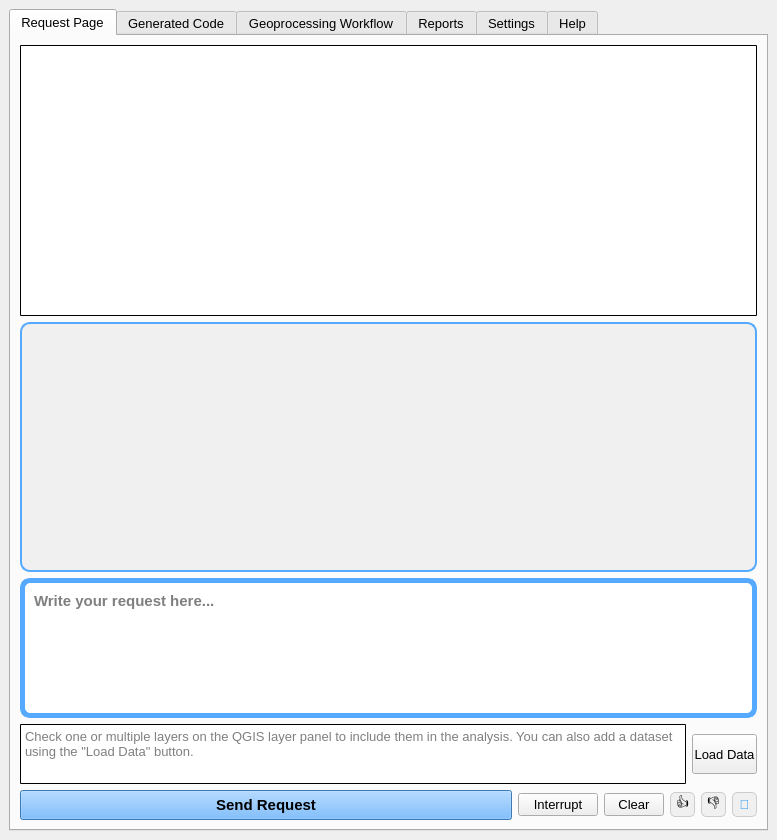
Qt form SpatialAnalysisAgent_dockwidget_base.ui (lynn16t/GISCopilot) before a commit.
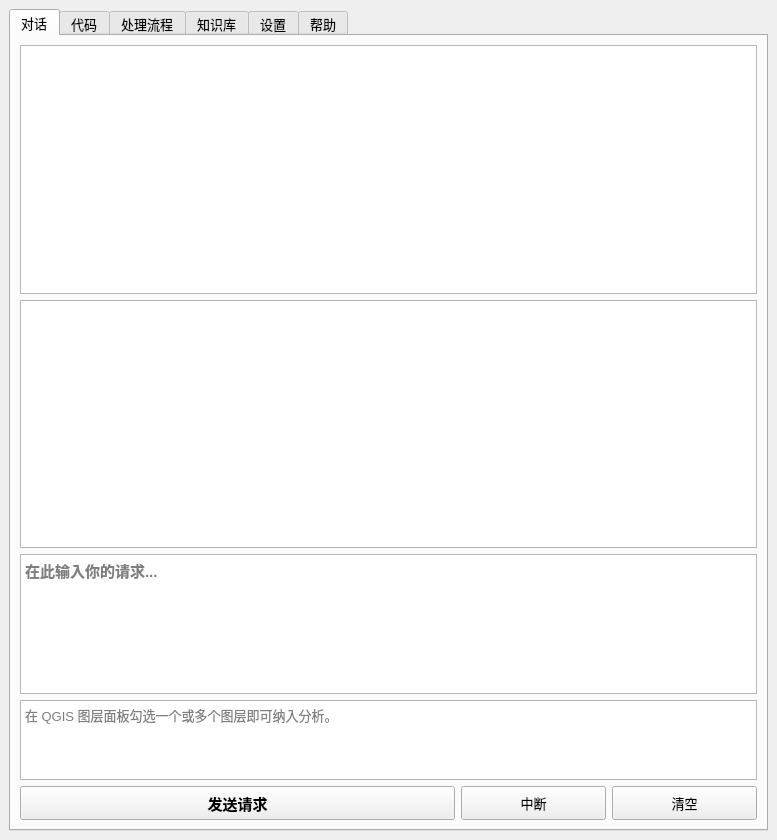
The same form after that commit. The open tabs and pages were chosen to show the change. Icons and pictures are not drawn. Custom widgets are drawn as their Qt base class.

Patch:
```diff
--- a/SpatialAnalysisAgent_dockwidget_base.ui
+++ b/SpatialAnalysisAgent_dockwidget_base.ui
@@ -74,7 +74,7 @@
         </font>
        </property>
        <attribute name="title">
-        <string>Request Page</string>
+        <string>对话</string>
        </attribute>
        <layout class="QGridLayout" name="gridLayout">
         <item row="2" column="0" rowspan="2">
@@ -104,39 +104,8 @@
               <pointsize>10</pointsize>
              </font>
             </property>
-            <property name="styleSheet">
-             <string notr="true">
-border: 0.5px solid #000000; /* light blue border */
-border-radius: 1px; /* rounded corners */
-color: #000000; /* black text */
-</string>
-            </property>
             <property name="placeholderText">
-             <string>Check one or multiple layers on the QGIS layer panel to include them in the analysis. You can also add a dataset using the &quot;Load Data&quot; button. </string>
-            </property>
-           </widget>
-          </item>
-          <item>
-           <widget class="QPushButton" name="loadData">
-            <property name="minimumSize">
-             <size>
-              <width>0</width>
-              <height>0</height>
-             </size>
-            </property>
-            <property name="maximumSize">
-             <size>
-              <width>65</width>
-              <height>40</height>
-             </size>
-            </property>
-            <property name="font">
-             <font>
-              <pointsize>10</pointsize>
-             </font>
-            </property>
-            <property name="text">
-             <string>Load Data</string>
+             <string>在 QGIS 图层面板勾选一个或多个图层即可纳入分析。</string>
             </property>
            </widget>
           </item>
@@ -154,20 +123,13 @@
             </property>
             <property name="font">
              <font>
-              <family>MS Shell Dlg 2</family>
+              <family>Microsoft YaHei UI</family>
               <pointsize>10</pointsize>
              </font>
             </property>
             <property name="mouseTracking">
              <bool>true</bool>
             </property>
-            <property name="styleSheet">
-             <string notr="true">
-border: 0.5px solid #000000; /* light blue border */
-border-radius: 1px; /* rounded corners */
-color: #000000; /* black text */
-</string>
-            </property>
            </widget>
           </item>
           <item>
@@ -180,7 +142,7 @@
             </property>
             <property name="font">
              <font>
-              <family>MS Shell Dlg 2</family>
+              <family>Microsoft YaHei UI</family>
               <pointsize>11</pointsize>
               <weight>50</weight>
               <bold>false</bold>
@@ -192,14 +154,6 @@
             <property name="focusPolicy">
              <enum>Qt::StrongFocus</enum>
             </property>
-            <property name="styleSheet">
-             <string notr="true">background-color: #f0f0f0;
-
-border: 2px solid #55aaff; /* light blue border */
-border-radius: 10px; /* rounded corners */
-color: #000000; /* black text */
-padding: 5px; /* padding inside the text edit */</string>
-            </property>
             <property name="textInteractionFlags">
              <set>Qt::LinksAccessibleByKeyboard|Qt::LinksAccessibleByMouse|Qt::TextBrowserInteraction|Qt::TextSelectableByKeyboard|Qt::TextSelectableByMouse</set>
             </property>
@@ -227,25 +181,14 @@
             </property>
             <property name="font">
              <font>
-              <family>Nirmala UI</family>
+              <family>Microsoft YaHei UI</family>
               <pointsize>11</pointsize>
               <weight>75</weight>
               <bold>true</bold>
              </font>
             </property>
-            <property name="styleSheet">
-             <string notr="true">
-background-color: #ffffff; /* light gray background */
-border: 5px solid #55aaff; /* light blue border */
-border-radius: 10px; /* rounded corners */
-color: #000000; /* black text */
-padding: 5px; /* padding inside the text edit */
-
-
-</string>
-            </property>
             <property name="placeholderText">
-             <string>Write your request here...</string>
+             <string>在此输入你的请求...</string>
             </property>
            </widget>
           </item>
@@ -255,10 +198,16 @@
          <layout class="QHBoxLayout" name="horizontalLayout">
           <item>
            <widget class="QPushButton" name="run_button">
+            <property name="sizePolicy">
+             <sizepolicy hsizetype="Expanding" vsizetype="Fixed">
+              <horstretch>3</horstretch>
+              <verstretch>0</verstretch>
+             </sizepolicy>
+            </property>
             <property name="minimumSize">
              <size>
-              <width>0</width>
-              <height>0</height>
+              <width>140</width>
+              <height>34</height>
              </size>
             </property>
             <property name="font">
@@ -268,23 +217,8 @@
               <bold>true</bold>
              </font>
             </property>
-            <property name="styleSheet">
-             <string notr="true">background-color: #55aaff; /* light gray background */
-
-
-color: #000000; /* black text */
-padding: 5px; /* padding inside the text edit */
-
-</string>
-            </property>
             <property name="text">
-             <string>Send Request</string>
-            </property>
-            <property name="iconSize">
-             <size>
-              <width>101</width>
-              <height>20</height>
-             </size>
+             <string>发送请求</string>
             </property>
             <property name="default">
              <bool>false</bool>
@@ -293,16 +227,16 @@
           </item>
           <item>
            <widget class="QPushButton" name="interrupt_button">
+            <property name="sizePolicy">
+             <sizepolicy hsizetype="Expanding" vsizetype="Fixed">
+              <horstretch>1</horstretch>
+              <verstretch>0</verstretch>
+             </sizepolicy>
+            </property>
             <property name="minimumSize">
              <size>
-              <width>60</width>
-              <height>0</height>
-             </size>
-            </property>
-            <property name="maximumSize">
-             <size>
               <width>80</width>
-              <height>16777215</height>
+              <height>34</height>
              </size>
             </property>
             <property name="font">
@@ -313,177 +247,31 @@
              </font>
             </property>
             <property name="text">
-             <string>Interrupt</string>
+             <string>中断</string>
             </property>
            </widget>
           </item>
           <item>
            <widget class="QPushButton" name="clear_textboxesBtn">
-            <property name="maximumSize">
-             <size>
-              <width>60</width>
-              <height>16777215</height>
-             </size>
+            <property name="sizePolicy">
+             <sizepolicy hsizetype="Expanding" vsizetype="Fixed">
+              <horstretch>1</horstretch>
+              <verstretch>0</verstretch>
+             </sizepolicy>
             </property>
-            <property name="font">
-             <font>
-              <pointsize>10</pointsize>
-             </font>
-            </property>
-            <property name="text">
-             <string>Clear</string>
-            </property>
-           </widget>
-          </item>
-          <item>
-           <widget class="QToolButton" name="thumbs_up_button">
             <property name="minimumSize">
              <size>
-              <width>15</width>
-              <height>15</height>
+              <width>70</width>
+              <height>34</height>
              </size>
             </property>
-            <property name="maximumSize">
-             <size>
-              <width>25</width>
-              <height>25</height>
-             </size>
-            </property>
             <property name="font">
              <font>
               <pointsize>10</pointsize>
              </font>
             </property>
-            <property name="toolTip">
-             <string>Good response - Thumbs up</string>
-            </property>
-            <property name="styleSheet">
-             <string notr="true">QToolButton {
-    background-color: #f0f0f0;
-    border: 1px solid #cccccc;
-    border-radius: 5px;
-}
-QToolButton:hover {
-    background-color: #e0ffe0;
-    border: 1px solid #4CAF50;
-}
-QToolButton:pressed {
-    background-color: #4CAF50;
-}</string>
-            </property>
             <property name="text">
-             <string>👍</string>
-            </property>
-            <property name="iconSize">
-             <size>
-              <width>10</width>
-              <height>10</height>
-             </size>
-            </property>
-           </widget>
-          </item>
-          <item>
-           <widget class="QToolButton" name="thumbs_down_button">
-            <property name="minimumSize">
-             <size>
-              <width>15</width>
-              <height>15</height>
-             </size>
-            </property>
-            <property name="maximumSize">
-             <size>
-              <width>25</width>
-              <height>25</height>
-             </size>
-            </property>
-            <property name="font">
-             <font>
-              <pointsize>10</pointsize>
-             </font>
-            </property>
-            <property name="toolTip">
-             <string>Bad response - Thumbs down</string>
-            </property>
-            <property name="styleSheet">
-             <string notr="true">QToolButton {
-    background-color: #f0f0f0;
-    border: 1px solid #cccccc;
-    border-radius: 5px;
-}
-QToolButton:hover {
-    background-color: #ffe0e0;
-    border: 1px solid #f44336;
-}
-QToolButton:pressed {
-    background-color: #f44336;
-}</string>
-            </property>
-            <property name="text">
-             <string>👎</string>
-            </property>
-            <property name="iconSize">
-             <size>
-              <width>10</width>
-              <height>10</height>
-             </size>
-            </property>
-           </widget>
-          </item>
-          <item>
-           <widget class="QToolButton" name="feedback_message_button">
-            <property name="minimumSize">
-             <size>
-              <width>15</width>
-              <height>15</height>
-             </size>
-            </property>
-            <property name="maximumSize">
-             <size>
-              <width>25</width>
-              <height>25</height>
-             </size>
-            </property>
-            <property name="font">
-             <font>
-              <pointsize>10</pointsize>
-              <weight>50</weight>
-              <italic>false</italic>
-              <bold>false</bold>
-              <underline>false</underline>
-             </font>
-            </property>
-            <property name="toolTip">
-             <string>Send feedback message</string>
-            </property>
-            <property name="styleSheet">
-             <string notr="true">QToolButton {
-    background-color: #f0f0f0;
-    color: #2196F3;
-    border: 1px solid #cccccc;
-    border-radius: 5px;
-}
-QToolButton:hover {
-    background-color: #e0f0ff;
-    border: 1px solid #2196F3;
-    color: #1976D2;
-}
-QToolButton:pressed {
-    background-color: #2196F3;
-    color: white;
-}</string>
-            </property>
-            <property name="text">
-             <string>💬</string>
-            </property>
-            <property name="icon">
-             <iconset>
-              <normaloff>Doc/Message icon.png</normaloff>Doc/Message icon.png</iconset>
-            </property>
-            <property name="iconSize">
-             <size>
-              <width>25</width>
-              <height>20</height>
-             </size>
+             <string>清空</string>
             </property>
            </widget>
           </item>
@@ -493,7 +281,7 @@
       </widget>
       <widget class="QWidget" name="Code_Editor">
        <attribute name="title">
-        <string>Generated Code</string>
+        <string>代码</string>
        </attribute>
        <layout class="QGridLayout" name="gridLayout_3">
         <item row="0" column="0">
@@ -670,7 +458,7 @@
         </font>
        </property>
        <attribute name="title">
-        <string>Geoprocessing Workflow</string>
+        <string>处理流程</string>
        </attribute>
        <layout class="QGridLayout" name="gridLayout_2">
         <item row="0" column="0">
@@ -697,7 +485,7 @@
         </font>
        </property>
        <attribute name="title">
-        <string>Reports</string>
+        <string>知识库</string>
        </attribute>
        <layout class="QGridLayout" name="gridLayout_6">
         <item row="0" column="0">
@@ -717,7 +505,7 @@
         </font>
        </property>
        <attribute name="title">
-        <string>Settings</string>
+        <string>设置</string>
        </attribute>
        <layout class="QGridLayout" name="gridLayout_9">
         <item row="10" column="0">
@@ -1321,7 +1109,7 @@
         </font>
        </property>
        <attribute name="title">
-        <string>Help</string>
+        <string>帮助</string>
        </attribute>
        <layout class="QGridLayout" name="gridLayout_8">
         <item row="0" column="0">
```
Left out of the diff: 248 changed lines with no effect on the pictures.
